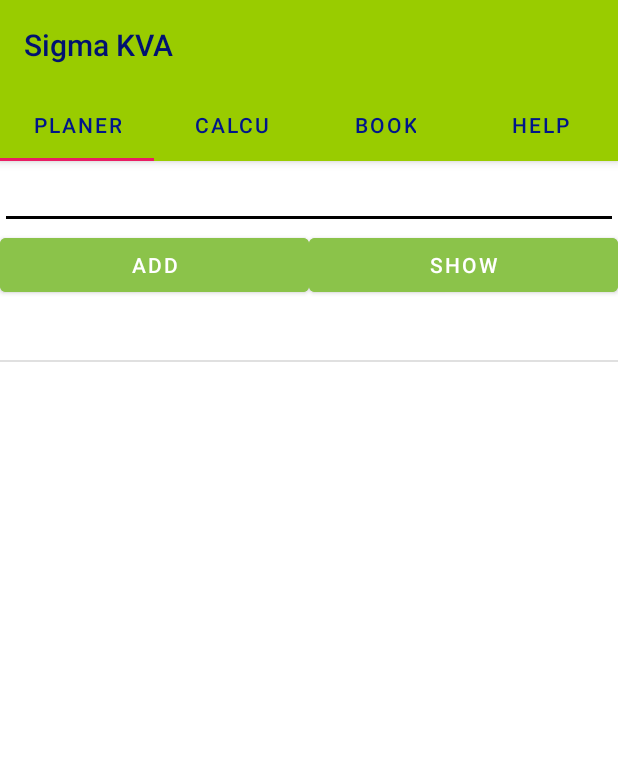
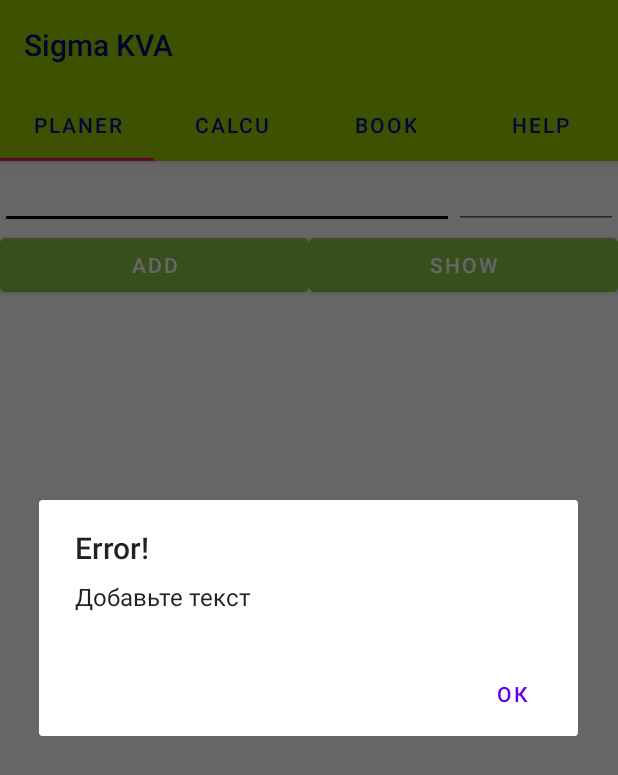
Before and after one commit to Zakpav1/Sigma710, an Android app: the screen it shows after launch (MainActivity), after a tap on "ADD", on a phone screen of 412 x 824 dp. Shown: the top 775 px of the screen. Run offline under Robolectric (Android 15) with nearby library versions, the phone set to English and light mode, and no system bars; libraries missing offline, so code that uses them is left out: com.davemorrissey.labs, com.jjoe64.graphview.

Commit message:
2 var planer

```diff
--- a/app/src/main/java/com/example/sigma72/MainActivity.java
+++ b/app/src/main/java/com/example/sigma72/MainActivity.java
@@ -39,9 +39,13 @@ import com.jjoe64.graphview.series.DataPoint;
 import com.jjoe64.graphview.series.LineGraphSeries;
 import com.jjoe64.graphview.series.PointsGraphSeries;
 
+import java.text.ParseException;
 import java.text.SimpleDateFormat;
 import java.util.ArrayList;
 import java.util.Calendar;
+import java.util.Collections;
+import java.util.Comparator;
+import java.util.Date;
 import java.util.List;
 
 import Operations.Approximation;
@@ -59,9 +63,13 @@ import functions.parsers.TableParser;
 import static java.lang.Character.isLetter;
 
 public class MainActivity extends AppCompatActivity {
-    public List<String> toDoList;
+
+    public ArrayList<String> toDoList;
+    public ArrayList<Task> OutputList;
     public ArrayAdapter arrayAdapter;
+    public ArrayAdapter MyAdapter;
     public ListView listView;
+    public EditText editDate;
     public Button button;
     public  EditText editText;
 
@@ -110,6 +118,13 @@ public class MainActivity extends AppCompatActivity {
     @Override
     protected void onCreate(Bundle savedInstanceState) {
         super.onCreate(savedInstanceState);
+        if (savedInstanceState != null) {
+            String[] values = savedInstanceState.getStringArray("myKey");
+            if (values != null) {
+               // arrayAdapter = new MyAdapter(values);
+            }
+        }
+
         setContentView(R.layout.activity_main);
         SectionsPagerAdapter sectionsPagerAdapter = new SectionsPagerAdapter(this, getSupportFragmentManager());
         ViewPager viewPager = findViewById(R.id.view_pager);
@@ -118,10 +133,14 @@ public class MainActivity extends AppCompatActivity {
         tabs.setupWithViewPager(viewPager);
 
 
-        toDoList = new ArrayList<>();
-        arrayAdapter = new ArrayAdapter<>(this,R.layout.list_view_layout,toDoList);
+        toDoList = new ArrayList<String>();
+        OutputList = new ArrayList<Task>();
+        arrayAdapter = new ArrayAdapter<>(this, R.layout.list_view_layout, toDoList);
         listView = findViewById(R.id.ListView);
         editText = findViewById(R.id.editText);
+        editDate = findViewById(R.id.textDate);
+
+    }
 
 //        editText = findViewById(R.id.editText);
 //        arrayAdapter = new ArrayAdapter<>(this,R.layout.fragment_blank2, toDoList);
@@ -133,22 +152,129 @@ public class MainActivity extends AppCompatActivity {
 //        frag2 = getSupportFragmentManager().findFragmentById(R.layout.fragment_blank2);
 //        ((TextView) frag2.getView().findViewById(R.id.editDate)).setText(new SimpleDateFormat("yyyy-MM-dd ").format(Calendar.getInstance().getTime()));
 
-    }
+
 
     public void setData(EditText view){
 
-        String date = new SimpleDateFormat("yyyy-MM-dd ").format(Calendar.getInstance().getTime());
-        view.setText(date);
+        String date = new SimpleDateFormat("MM-dd-yyyy ").format(Calendar.getInstance().getTime());
+        editText.setText(date);
+
     }
-    public void addItemToList (View view){
+//    public void onSaveIntanceState(Bundle savedState){
+//        super.onSaveInstanceState(savedState);
+//        String[] values = arrayAdapter.getValues();
+//        savedState.putStringArray("myKey",values);
+//    }
+
+
+    class Task {
+        private String nameOfTask;
+        public Date date;
+
+        public Task(String name, Date inDate) {
+            date = inDate;
+            nameOfTask = name;
+        }
+
+        public String getName() {
+            return nameOfTask;
+        }
+
+        public Date getDate() {
+            return date;
+        }
+    }
+
+
+
+    public void addItemToList (View view) throws ParseException {
+
         listView = findViewById(R.id.ListView);
-        listView.setAdapter(arrayAdapter);
-        editText = (EditText) findViewById(R.id.editText) ;
+
+        editText = (EditText) findViewById(R.id.editText);
         String str = editText.getText().toString();
-        toDoList.add(str);
-        arrayAdapter.notifyDataSetChanged();
-        editText.setText("");
+        editDate = (EditText) findViewById(R.id.textDate);
+        String date1 = editDate.getText().toString();
+        if (str.equals("")) {
+            AlertDialog.Builder builder = new AlertDialog.Builder(MainActivity.this);
+            builder.setTitle("Error!")
+                    .setMessage("Добавьте текст")
+                    .setCancelable(false)
+                    .setNegativeButton("ОК",
+                            (dialog, id) -> dialog.cancel());
+            AlertDialog alert = builder.create();
+            alert.show();
+        } else {
+            if (date1.equals("")) {
+                AlertDialog.Builder builder = new AlertDialog.Builder(MainActivity.this);
+                builder.setTitle("Ошибка!")
+                        .setMessage("Добавьте дату")
+                        .setCancelable(false)
+                        .setNegativeButton("ОК",
+                                (dialog, id) -> dialog.cancel());
+                AlertDialog alert = builder.create();
+                alert.show();
+            } else {
+
+
+                Date date = null;
+                int iftry = 0;
+                try {
+                    date = new SimpleDateFormat("dd.MM.yyyy").parse(date1);
+                } catch (ParseException e) {
+                    AlertDialog.Builder builder = new AlertDialog.Builder(MainActivity.this);
+                    builder.setTitle("Ошибка!")
+                            .setMessage("Неверный формат даты")
+                            .setCancelable(false)
+                            .setNegativeButton("ОК",
+                                    (dialog, id) -> dialog.cancel());
+                    AlertDialog alert = builder.create();
+                    alert.show();
+                    iftry = iftry + 1;
+                }
+                if (iftry == 0) {
+
+                    ArrayList<Task> OutputList  = new ArrayList<>();// создание массива заданий
+                    //arr.add(new Task("ourlu", new Date(2012, 3, 5, 11, 5)));
+                    //MyAdapter = new ArrayAdapter<>(this, R.layout.list_view_layout, OutputList);
+                 //   OutputList.add(new MyAdapter);
+                    OutputList.add(new Task(str,date));//добавление 3 заданий
+                    Collections.sort(OutputList, new Comparator<Task>(){  //непосредственно сортировка(тупо скопируй)
+                        public int compare(Task o1, Task o2) {
+                            return o1.date.compareTo(o2.date);
+                        }
+                    });
+                    for (Task a:OutputList) {
+
+                        toDoList.add(a.date.toString() + "  " +  a.nameOfTask);
+                    }
+                    arrayAdapter.notifyDataSetChanged();
+//        listView.setOnItemClickListener(new AdapterView.OnItemClickListener() {
+//            @Override
+//            public void onItemClick(AdapterView<?> parent, View view, int position, long id) {
+//                TextView textView =(TextView) view;
+//                textView.setPaintFlags(Paint.STRIKE_THRU_TEXT_FLAG);
+//            }
+//        });
+                    editText.setText("");
+                    editDate.setText("");
+                }
+            }
+        }
     }
+
+
+//    public void addItem (View view){
+//        listView = findViewById(R.id.ListView);
+//        listView.setAdapter(arrayAdapter);
+//        listView.setOnItemClickListener(new AdapterView.OnItemClickListener() {
+//            @Override
+//            public void onItemClick(AdapterView<?> parent, View view, int position, long id) {
+//                TextView textView =(TextView) view;
+//                textView.setPaintFlags(Paint.STRIKE_THRU_TEXT_FLAG);
+//            }
+//        });
+//    }
 
 
     public void drawPlot(View view) {
--- a/app/src/main/res/layout/fragment_blank2.xml
+++ b/app/src/main/res/layout/fragment_blank2.xml
@@ -26,6 +26,17 @@
                 android:ems="10"
                 android:inputType="textPersonName"
                 android:textColor="@color/black" />
+
+            <EditText
+                android:id="@+id/textDate"
+                android:layout_width="20dp"
+                android:layout_height="wrap_content"
+                android:layout_weight="1"
+                android:ems="10"
+                android:textColor="@color/black"
+                android:inputType="textPersonName"
+                 />
+
         </LinearLayout>
 
         <LinearLayout
--- a/app/src/main/res/layout/list_view_layout.xml
+++ b/app/src/main/res/layout/list_view_layout.xml
@@ -1,10 +1,11 @@
 <?xml version="1.0" encoding="utf-8"?>
 <TextView xmlns:android="http://schemas.android.com/apk/res/android"
     android:layout_width="match_parent"
+    android:layout_height="match_parent"
+    android:padding="10dp"
     android:text="textview"
-    android:padding="10dp"
-    android:textStyle="bold"
     android:textAppearance="@style/TextAppearance.AppCompat"
-    android:layout_height="match_parent">
+    android:textColor="#2F3B7E"
+    android:textStyle="bold">
 
 </TextView>
```
